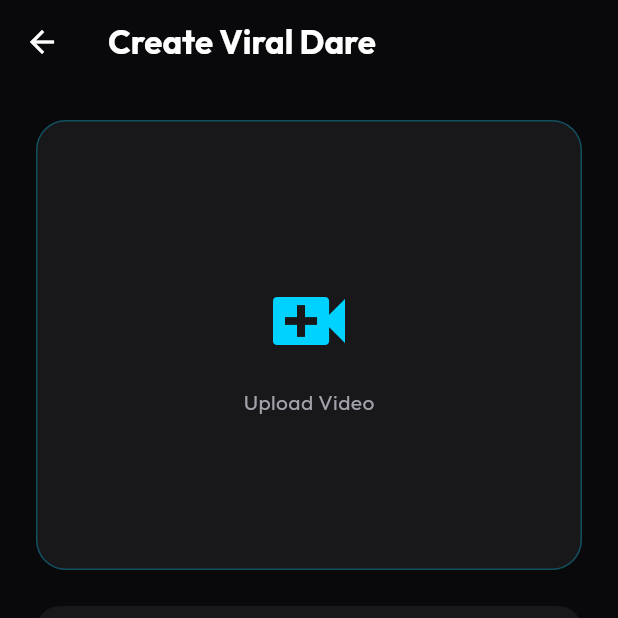
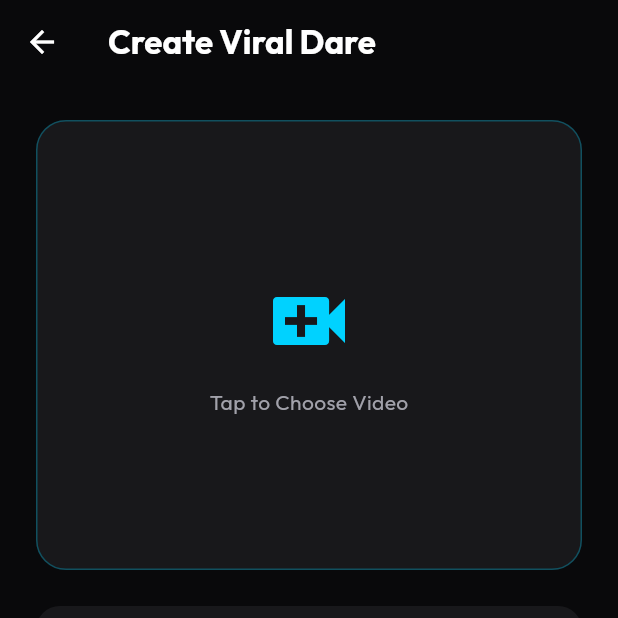
Before and after one commit to qmersive/Qiviz, a Flutter app: the MainScaffold screen opened by its route, item 2 of the bottom bar chosen, after a tap on the "add" icon, on a phone screen of 412 x 824 dp, the top half of it. Run offline on Flutter 3.47's test engine with Material 3 defaults, Android fonts, the light colour scheme and no system bars; our stand-ins replace animate_do, flutter_card_swiper, flutter_riverpod, go_router, google_fonts, image_picker and 4 more; missing offline and left inert: agora_rtc_engine, mobile_scanner; accounts and stored records are empty.

Commit message:
story update

```diff
--- a/lib/features/dares/presentation/screens/create_post_screen.dart
+++ b/lib/features/dares/presentation/screens/create_post_screen.dart
@@ -21,6 +21,7 @@ class _CreatePostScreenState extends State<CreatePostScreen> {
   final _picker = ImagePicker();
 
   Future<void> _pickVideo() async {
+    ScaffoldMessenger.of(context).showSnackBar(const SnackBar(content: Text('Opening Gallery...'), duration: Duration(seconds: 1)));
     final XFile? video = await _picker.pickVideo(source: ImageSource.gallery);
     if (video != null) {
       setState(() => _videoFile = File(video.path));
@@ -79,8 +80,9 @@ class _CreatePostScreenState extends State<CreatePostScreen> {
         padding: const EdgeInsets.all(24),
         child: Column(
           children: [
-            GestureDetector(
+            InkWell(
               onTap: _pickVideo,
+              borderRadius: BorderRadius.circular(20),
               child: Container(
                 width: double.infinity,
                 height: 300,
@@ -95,7 +97,7 @@ class _CreatePostScreenState extends State<CreatePostScreen> {
                         children: [
                           const Icon(Icons.video_call, size: 64, color: AppTheme.electricBlue),
                           const SizedBox(height: 12),
-                          Text('Upload Video', style: GoogleFonts.outfit(color: AppTheme.textGrey)),
+                          Text('Tap to Choose Video', style: GoogleFonts.outfit(color: AppTheme.textGrey)),
                         ],
                       )
                     : const Center(child: Icon(Icons.check_circle, size: 64, color: Colors.green)),
--- a/lib/features/home/presentation/screens/home_screen.dart
+++ b/lib/features/home/presentation/screens/home_screen.dart
@@ -135,25 +135,37 @@ class _HomeScreenState extends State<HomeScreen> {
   }
 
   Widget _buildMyStory() {
-    return GestureDetector(
+    return Padding(
+      padding: const EdgeInsets.symmetric(horizontal: 8),
+      child: Column(
+        children: [
+          InkWell(
             onTap: () async {
               final result = await Navigator.push(context, MaterialPageRoute(builder: (context) => const CreateStoryScreen()));
               if (result == true) _fetchData();
             },
-      child: Padding(
-        padding: const EdgeInsets.symmetric(horizontal: 8),
-        child: Column(
+            borderRadius: BorderRadius.circular(40),
+            child: Stack(
               children: [
-            Stack(
-              children: [
-                const CircleAvatar(radius: 32, backgroundColor: AppTheme.surfaceDark, child: Icon(Icons.add, color: Colors.white)),
-                Positioned(bottom: 0, right: 0, child: Container(padding: const EdgeInsets.all(4), decoration: const BoxDecoration(color: AppTheme.neonPink, shape: BoxShape.circle), child: const Icon(Icons.add, size: 12, color: Colors.white))),
+                Container(
+                  width: 64, height: 64,
+                  decoration: const BoxDecoration(shape: BoxShape.circle, color: AppTheme.surfaceDark),
+                  child: const Icon(Icons.add, color: Colors.white, size: 30),
+                ),
+                Positioned(
+                  bottom: 0, right: 0,
+                  child: Container(
+                    padding: const EdgeInsets.all(4),
+                    decoration: const BoxDecoration(color: AppTheme.neonPink, shape: BoxShape.circle),
+                    child: const Icon(Icons.add, size: 12, color: Colors.white)
+                  )
+                ),
               ],
+            ),
           ),
           const SizedBox(height: 4),
           const Text('Your Story', style: TextStyle(color: AppTheme.textGrey, fontSize: 10)),
         ],
-        ),
       ),
     );
   }
--- a/lib/features/home/presentation/screens/main_scaffold.dart
+++ b/lib/features/home/presentation/screens/main_scaffold.dart
@@ -33,13 +33,18 @@ class _MainScaffoldState extends State<MainScaffold> {
         index: _currentIndex,
         children: _screens,
       ),
-      floatingActionButton: FloatingActionButton(
-        onPressed: () {
-          // Open the upload screen as a full-screen modal
-          Navigator.push(context, MaterialPageRoute(builder: (context) => const CreatePostScreen()));
-        },
-        backgroundColor: AppTheme.neonPink,
-        child: const Icon(Icons.add, color: Colors.white, size: 32),
+      floatingActionButton: Container(
+        height: 70, width: 70,
+        margin: const EdgeInsets.only(top: 10),
+        child: FloatingActionButton(
+          onPressed: () {
+            Navigator.push(context, MaterialPageRoute(builder: (context) => const CreatePostScreen()));
+          },
+          backgroundColor: AppTheme.neonPink,
+          elevation: 10,
+          tooltip: 'Post a Reel',
+          child: const Icon(Icons.add, color: Colors.white, size: 36),
+        ),
       ),
       floatingActionButtonLocation: FloatingActionButtonLocation.centerDocked,
       bottomNavigationBar: BottomNavigationBar(
```
Lines whose indentation alone changed are shown as unchanged.
